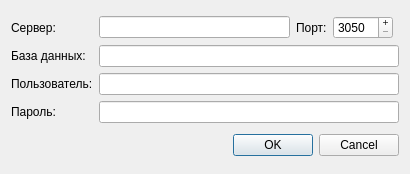
rust3128/MposWebServer, file MPosWebAdmin/DataBase/datbasesettingsdialog.ui: the form before one commit.
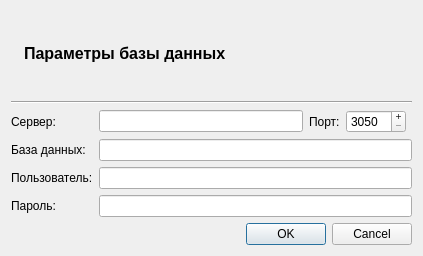
The form after the commit. Icons and pictures are not drawn.

What changed in the file:
```diff
--- a/MPosWebAdmin/DataBase/datbasesettingsdialog.ui
+++ b/MPosWebAdmin/DataBase/datbasesettingsdialog.ui
@@ -6,8 +6,8 @@
    <rect>
     <x>0</x>
     <y>0</y>
-    <width>410</width>
-    <height>174</height>
+    <width>423</width>
+    <height>256</height>
    </rect>
   </property>
   <property name="sizePolicy">
@@ -20,7 +20,45 @@
    <string>Dialog</string>
   </property>
   <layout class="QGridLayout" name="gridLayout_2">
+   <item row="3" column="0">
+    <widget class="QDialogButtonBox" name="buttonBox">
+     <property name="standardButtons">
+      <set>QDialogButtonBox::Cancel|QDialogButtonBox::Ok</set>
+     </property>
+    </widget>
+   </item>
    <item row="0" column="0">
+    <layout class="QHBoxLayout" name="horizontalLayout" stretch="0,1">
+     <item>
+      <widget class="QLabel" name="label_6">
+       <property name="text">
+        <string/>
+       </property>
+       <property name="textFormat">
+        <enum>Qt::PlainText</enum>
+       </property>
+       <property name="pixmap">
+        <pixmap resource="../resource.qrc">:/Images/databaseserver.png</pixmap>
+       </property>
+      </widget>
+     </item>
+     <item>
+      <widget class="QLabel" name="label_7">
+       <property name="font">
+        <font>
+         <pointsize>12</pointsize>
+         <weight>75</weight>
+         <bold>true</bold>
+        </font>
+       </property>
+       <property name="text">
+        <string>Параметры базы данных</string>
+       </property>
+      </widget>
+     </item>
+    </layout>
+   </item>
+   <item row="2" column="0">
     <layout class="QGridLayout" name="gridLayout">
      <item row="0" column="2">
       <widget class="QLabel" name="label_2">
@@ -108,9 +146,9 @@
     </layout>
    </item>
    <item row="1" column="0">
-    <widget class="QDialogButtonBox" name="buttonBox">
-     <property name="standardButtons">
-      <set>QDialogButtonBox::Cancel|QDialogButtonBox::Ok</set>
+    <widget class="Line" name="line">
+     <property name="orientation">
+      <enum>Qt::Horizontal</enum>
      </property>
     </widget>
    </item>
```
Left out of the diff: 99 changed lines with no effect on the pictures.
